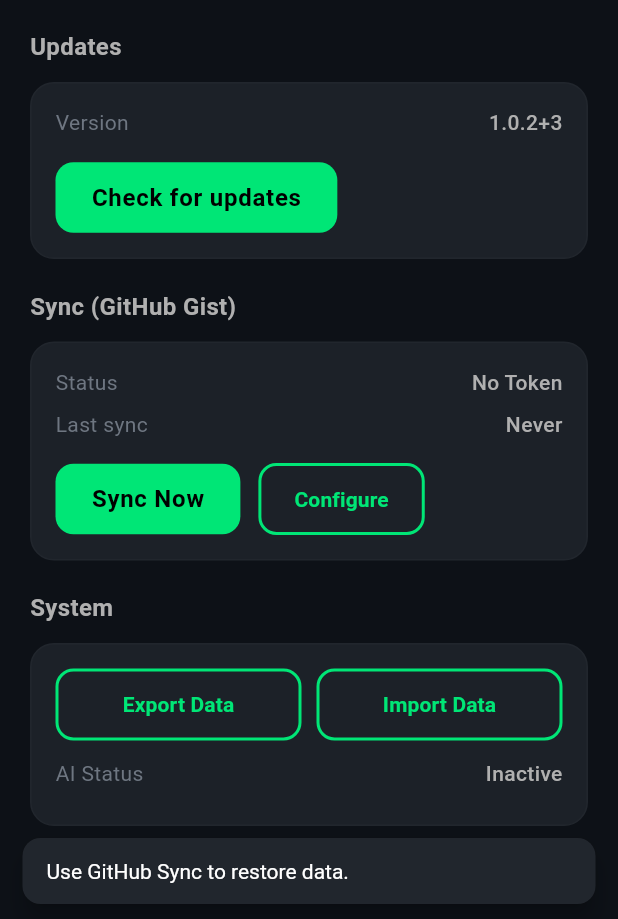
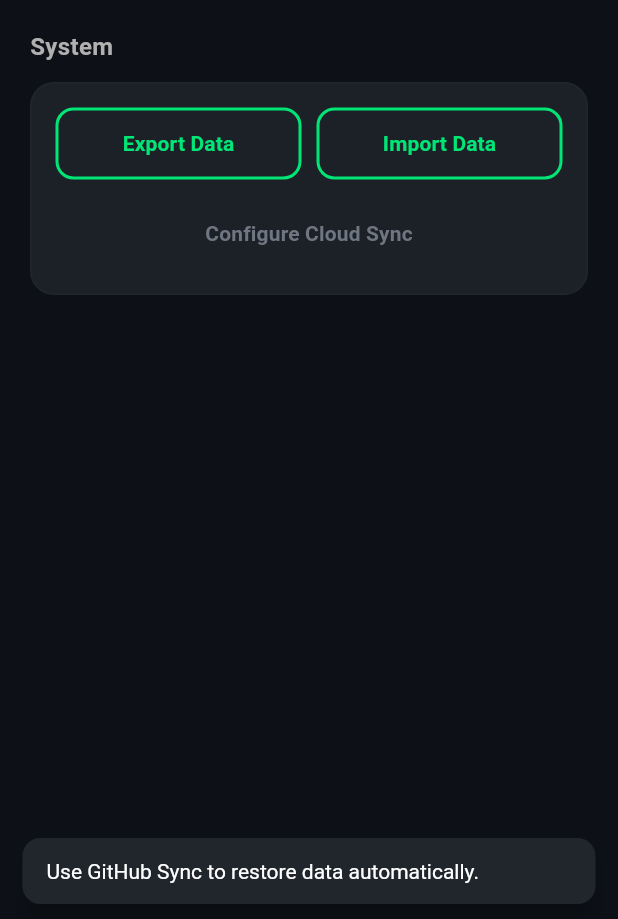
Before and after one commit to KonstaHovinen/hybrid_athlete, a Flutter app: the SettingsScreen screen opened directly, after a tap on "Import Data", on a phone screen of 412 x 824 dp, the part 317-1236 px from its top. Run offline on Flutter 3.47's test engine with Material 3 defaults, Android fonts, the phone set to English and light mode, and no system bars; our stand-ins replace fl_chart, package_info_plus, shared_preferences; accounts and stored records are empty.

Commit message:
Simplify Settings screen: cleanup UI, remove AI/Updates, keep Personal Info & System

```diff
--- a/lib/screens/settings_screen.dart
+++ b/lib/screens/settings_screen.dart
@@ -1,14 +1,11 @@
 import 'dart:convert';
 import 'package:flutter/material.dart';
 import 'package:package_info_plus/package_info_plus.dart';
-import 'package:http/http.dart' as http;
 import 'package:shared_preferences/shared_preferences.dart';
 import '../app_theme.dart';
 import '../design_system.dart';
 import '../data_models.dart';
-import '../utils/github_gist_sync.dart';
 import '../utils/preferences_cache.dart';
-import '../utils/hybrid_athlete_ai.dart';
 import 'github_setup_screen.dart';
 
 class SettingsScreen extends StatefulWidget {
@@ -23,16 +20,6 @@ class _SettingsScreenState extends State<SettingsScreen> {
   UserProfile _profile = UserProfile();
   bool _loadingProfile = true;
 
-  // Settings State
-  String _version = '';
-  bool _checkingUpdate = false;
-  String _updateStatus = '';
-  bool _syncing = false;
-  String _syncStatus = '';
-  Map<String, dynamic> _aiStatus = {};
-  String? _gistId;
-  String? _lastSync;
-
   @override
   void initState() {
     super.initState();
@@ -40,12 +27,7 @@ class _SettingsScreenState extends State<SettingsScreen> {
   }
 
   Future<void> _loadAllData() async {
-    await Future.wait([
-      _loadProfile(),
-      _loadVersion(),
-      _loadSyncMeta(),
-    ]);
-    _aiStatus = HybridAthleteAI.getStatus();
+    await _loadProfile();
   }
 
   Future<void> _loadProfile() async {
@@ -54,25 +36,6 @@ class _SettingsScreenState extends State<SettingsScreen> {
       setState(() {
         _profile = profile;
         _loadingProfile = false;
-      });
-    }
-  }
-
-  Future<void> _loadVersion() async {
-    final info = await PackageInfo.fromPlatform();
-    if (mounted) {
-      setState(() {
-        _version = '${info.version}+${info.buildNumber}';
-      });
-    }
-  }
-
-  Future<void> _loadSyncMeta() async {
-    final prefs = await PreferencesCache.getInstance();
-    if (mounted) {
-      setState(() {
-        _gistId = prefs.getString('sync_gist_id');
-        _lastSync = prefs.getString('last_sync_time');
       });
     }
   }
@@ -112,54 +75,6 @@ class _SettingsScreenState extends State<SettingsScreen> {
 
   // --- Settings Actions ---
 
-  Future<void> _checkUpdates() async {
-    setState(() { _checkingUpdate = true; _updateStatus = 'Checking...'; });
-    try {
-      final uri = Uri.parse('https://api.github.com/repos/KonstaHovinen/hybrid_athlete/releases/latest');
-      final resp = await http.get(uri);
-
-      if (!mounted) return;
-
-      if (resp.statusCode == 200) {
-        final json = jsonDecode(resp.body) as Map<String, dynamic>;
-        final tag = (json['tag_name'] ?? '').toString();
-        setState(() { _updateStatus = tag.isEmpty ? 'Up-to-date' : 'Latest release: $tag'; });
-      } else {
-        setState(() { _updateStatus = 'Error ${resp.statusCode}'; });
-      }
-    } catch (e) {
-      if (mounted) setState(() { _updateStatus = 'Error'; });
-    } finally {
-      if (mounted) setState(() { _checkingUpdate = false; });
-    }
-  }
-
-  Future<void> _syncNow() async {
-    setState(() { _syncing = true; _syncStatus = 'Syncing...'; });
-    try {
-      final results = await GitHubGistSync.bidirectionalSync();
-      final prefs = await PreferencesCache.getInstance();
-      await prefs.setString('last_sync_time', DateTime.now().toIso8601String());
-      await _loadSyncMeta();
-      // Reload profile in case sync updated it
-      await _loadProfile();
-
-      if (!mounted) return;
-
-      ScaffoldMessenger.of(context).showSnackBar(
-        SnackBar(content: Text('Sync complete. Upload: ${results['upload_success']}, Download: ${results['download_success']}')),
-      );
-      setState(() { _syncStatus = 'Synced just now'; });
-    } catch (e) {
-      if (mounted) {
-        ScaffoldMessenger.of(context).showSnackBar(SnackBar(content: Text('Sync error: $e')));
-        setState(() { _syncStatus = 'Error syncing'; });
-      }
-    } finally {
-      if (mounted) setState(() { _syncing = false; });
-    }
-  }
-
   Future<void> _exportData() async {
     try {
       final prefs = await PreferencesCache.getInstance();
@@ -185,6 +100,12 @@ class _SettingsScreenState extends State<SettingsScreen> {
     } catch (e) {
       if (mounted) ScaffoldMessenger.of(context).showSnackBar(SnackBar(content: Text('Export error: $e')));
     }
+  }
+
+  Future<void> _importData() async {
+     ScaffoldMessenger.of(context).showSnackBar(
+        const SnackBar(content: Text('Use GitHub Sync to restore data automatically.')),
+      );
   }
 
   @override
@@ -256,54 +177,21 @@ class _SettingsScreenState extends State<SettingsScreen> {
 
               AppSpacing.gapVerticalXL,
 
-              // --- SETTINGS SECTIONS ---
-              _sectionHeader('Updates'),
-              _card([
-                _kv('Version', _version.isEmpty ? '...' : _version),
-                AppSpacing.gapVerticalSM,
-                Row(children: [
-                  ElevatedButton(
-                    onPressed: _checkingUpdate ? null : _checkUpdates,
-                    child: Text(_checkingUpdate ? 'Checking...' : 'Check for updates'),
-                  ),
-                  AppSpacing.gapHorizontalMD,
-                  Expanded(child: Text(_updateStatus, style: const TextStyle(fontSize: 12))),
-                ]),
-              ]),
-
-              AppSpacing.gapVerticalXL,
-              _sectionHeader('Sync (GitHub Gist)'),
-              _card([
-                _kv('Status', GitHubGistSync.getSyncStatus()['has_token'] == true ? 'Token Configured' : 'No Token'),
-                _kv('Last sync', _lastSync ?? 'Never'),
-                AppSpacing.gapVerticalSM,
-                Row(children: [
-                  ElevatedButton(
-                    onPressed: _syncing ? null : _syncNow,
-                    child: Text(_syncing ? 'Syncing...' : 'Sync Now'),
-                  ),
-                  AppSpacing.gapHorizontalMD,
-                  OutlinedButton(
-                    onPressed: () => Navigator.push(context, MaterialPageRoute(builder: (_) => const GitHubSetupScreen())).then((_) => _loadSyncMeta()),
-                    child: const Text('Configure'),
-                  ),
-                ]),
-              ]),
-
-              AppSpacing.gapVerticalXL,
+              // --- SYSTEM SECTION ---
               _sectionHeader('System'),
               _card([
                  Row(children: [
                   Expanded(child: OutlinedButton(onPressed: _exportData, child: const Text('Export Data'))),
                   const SizedBox(width: 10),
-                  Expanded(child: OutlinedButton(onPressed: () {
-                     ScaffoldMessenger.of(context).showSnackBar(
-                      const SnackBar(content: Text('Use GitHub Sync to restore data.')),
-                    );
-                  }, child: const Text('Import Data'))),
+                  Expanded(child: OutlinedButton(onPressed: _importData, child: const Text('Import Data'))),
                 ]),
                 const SizedBox(height: 12),
-                _kv('AI Status', _aiStatus['initialized'] == true ? 'Active' : 'Inactive'),
+                Center(
+                  child: TextButton(
+                    onPressed: () => Navigator.push(context, MaterialPageRoute(builder: (_) => const GitHubSetupScreen())),
+                    child: const Text("Configure Cloud Sync", style: TextStyle(color: AppColors.textMuted)),
+                  ),
+                ),
               ]),
 
               const SizedBox(height: 40),
@@ -318,17 +206,6 @@ class _SettingsScreenState extends State<SettingsScreen> {
     child: Text(title, style: const TextStyle(fontSize: 16, fontWeight: FontWeight.bold, color: AppColors.textSecondary)),
   );
 
-  Widget _kv(String k, String v) => Padding(
-    padding: const EdgeInsets.only(bottom: 8.0),
-    child: Row(
-      mainAxisAlignment: MainAxisAlignment.spaceBetween,
-      children: [
-        Text(k, style: const TextStyle(color: AppColors.textMuted)),
-        Text(v, style: const TextStyle(fontWeight: FontWeight.w500)),
-      ],
-    ),
-  );
-
   Widget _card(List<Widget> children) => Container(
     width: double.infinity,
     padding: const EdgeInsets.all(16),
```
